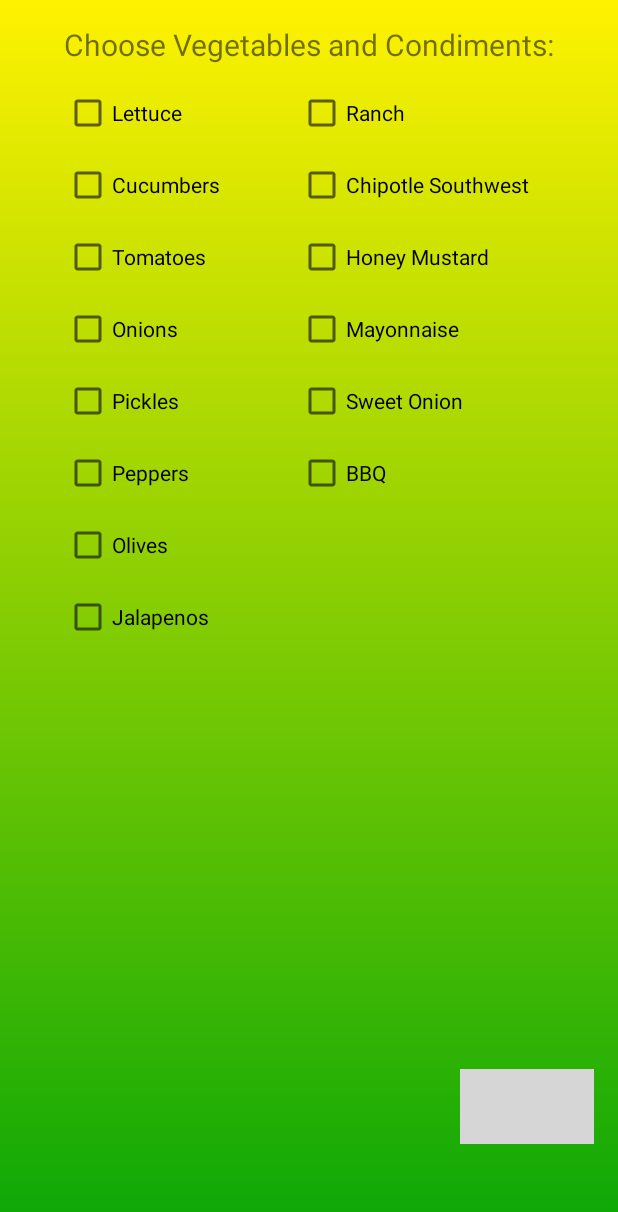
After one commit to suyashtewari/ToolboxTewari, an Android app: the CheckboxActivity screen opened directly, with no data from a screen before it, on a phone screen of 412 x 824 dp. The commit adds this screen. Shown: the top 1212 px of the screen. Run offline under Robolectric (Android 15) with nearby library versions, the phone set to English and light mode, and no system bars; grey boxes are pictures that could not be loaded.

Commit message:
almost done

```diff
--- a/app/src/main/AndroidManifest.xml
+++ b/app/src/main/AndroidManifest.xml
@@ -9,6 +9,8 @@
         android:roundIcon="@mipmap/ic_launcher_round"
         android:supportsRtl="true"
         android:theme="@style/AppTheme">
+        <activity android:name=".DisplayActivity"></activity>
+        <activity android:name=".CheckboxActivity" />
         <activity android:name=".MainActivity">
             <intent-filter>
                 <action android:name="android.intent.action.MAIN" />
--- /dev/null
+++ b/app/src/main/java/com/example/toolboxtewari/CheckboxActivity.java
@@ -0,0 +1,31 @@
+package com.example.toolboxtewari;
+
+import androidx.appcompat.app.AppCompatActivity;
+
+import android.content.Intent;
+import android.os.Bundle;
+import android.view.View;
+import android.widget.Button;
+import android.widget.ImageButton;
+
+public class CheckboxActivity extends AppCompatActivity {
+    ImageButton next2;
+
+    @Override
+    protected void onCreate(Bundle savedInstanceState) {
+        super.onCreate(savedInstanceState);
+        setContentView(R.layout.activity_checkbox);
+
+        next2 = (ImageButton) findViewById(R.id.next_two);
+
+        next2.setOnClickListener(new View.OnClickListener() {
+            @Override
+            public void onClick(View view) {
+                Intent intent = new Intent(CheckboxActivity.this, DisplayActivity.class);
+                startActivity(intent);
+            }
+        });
+
+
+    }
+}
--- /dev/null
+++ b/app/src/main/res/drawable/gradient_2.xml
@@ -0,0 +1,8 @@
+<?xml version="1.0" encoding="utf-8"?>
+<shape xmlns:android="http://schemas.android.com/apk/res/android">
+    <gradient
+        android:angle="270"
+        android:endColor="@color/subwayGreen"
+        android:startColor="@color/subwayYellow"
+        />
+</shape>
--- /dev/null
+++ b/app/src/main/res/layout/activity_checkbox.xml
@@ -0,0 +1,161 @@
+<?xml version="1.0" encoding="utf-8"?>
+<androidx.constraintlayout.widget.ConstraintLayout xmlns:android="http://schemas.android.com/apk/res/android"
+    xmlns:app="http://schemas.android.com/apk/res-auto"
+    xmlns:tools="http://schemas.android.com/tools"
+    android:layout_width="match_parent"
+    android:layout_height="match_parent"
+    android:background="@drawable/gradient_2"
+    tools:context=".CheckboxActivity">
+
+    <CheckBox
+        android:id="@+id/bbq"
+        android:layout_width="wrap_content"
+        android:layout_height="wrap_content"
+        android:layout_marginTop="@dimen/spacing"
+        android:text="@string/bbq"
+        app:layout_constraintStart_toStartOf="@+id/sweet"
+        app:layout_constraintTop_toBottomOf="@+id/sweet" />
+
+    <TextView
+        android:id="@+id/title2"
+        android:layout_width="wrap_content"
+        android:layout_height="wrap_content"
+        android:layout_marginTop="@dimen/spacing"
+        android:text="Choose Vegetables and Condiments:"
+        android:textSize="@dimen/subTextSize"
+        app:layout_constraintEnd_toEndOf="parent"
+        app:layout_constraintStart_toStartOf="parent"
+        app:layout_constraintTop_toTopOf="parent" />
+
+    <CheckBox
+        android:id="@+id/lettuce"
+        android:layout_width="wrap_content"
+        android:layout_height="wrap_content"
+        android:layout_marginTop="@dimen/spacing"
+        android:text="@string/lettuce"
+        app:layout_constraintStart_toStartOf="@+id/title2"
+        app:layout_constraintTop_toBottomOf="@+id/title2" />
+
+    <CheckBox
+        android:id="@+id/cucumber"
+        android:layout_width="wrap_content"
+        android:layout_height="wrap_content"
+        android:layout_marginTop="@dimen/spacing"
+        android:text="@string/cucumber"
+        app:layout_constraintStart_toStartOf="@+id/lettuce"
+        app:layout_constraintTop_toBottomOf="@+id/lettuce" />
+
+    <CheckBox
+        android:id="@+id/tomato"
+        android:layout_width="wrap_content"
+        android:layout_height="wrap_content"
+        android:layout_marginTop="@dimen/spacing"
+        android:text="@string/tomato"
+        app:layout_constraintStart_toStartOf="@+id/cucumber"
+        app:layout_constraintTop_toBottomOf="@+id/cucumber" />
+
+    <CheckBox
+        android:id="@+id/onion"
+        android:layout_width="wrap_content"
+        android:layout_height="wrap_content"
+        android:layout_marginTop="@dimen/spacing"
+        android:text="@string/onion"
+        app:layout_constraintStart_toStartOf="@+id/tomato"
+        app:layout_constraintTop_toBottomOf="@+id/tomato" />
+
+    <CheckBox
+        android:id="@+id/pickle"
+        android:layout_width="wrap_content"
+        android:layout_height="wrap_content"
+        android:layout_marginTop="@dimen/spacing"
+        android:text="@string/pickle"
+        app:layout_constraintStart_toStartOf="@+id/onion"
+        app:layout_constraintTop_toBottomOf="@+id/onion" />
+
+    <CheckBox
+        android:id="@+id/pepper"
+        android:layout_width="wrap_content"
+        android:layout_height="wrap_content"
+        android:layout_marginTop="@dimen/spacing"
+        android:text="@string/pepper"
+        app:layout_constraintStart_toStartOf="@+id/pickle"
+        app:layout_constraintTop_toBottomOf="@+id/pickle" />
+
+    <CheckBox
+        android:id="@+id/olive"
+        android:layout_width="wrap_content"
+        android:layout_height="wrap_content"
+        android:layout_marginTop="@dimen/spacing"
+        android:text="@string/olive"
+        app:layout_constraintStart_toStartOf="@+id/pepper"
+        app:layout_constraintTop_toBottomOf="@+id/pepper" />
+
+    <CheckBox
+        android:id="@+id/jalapeno"
+        android:layout_width="wrap_content"
+        android:layout_height="wrap_content"
+        android:layout_marginTop="@dimen/spacing"
+        android:text="@string/jalapeno"
+        app:layout_constraintStart_toStartOf="@+id/olive"
+        app:layout_constraintTop_toBottomOf="@+id/olive" />
+
+    <!-- condiments -->
+    <CheckBox
+        android:id="@+id/ranch"
+        android:layout_width="wrap_content"
+        android:layout_height="wrap_content"
+        android:layout_marginTop="@dimen/spacing"
+        android:layout_marginEnd="100dp"
+        android:text="@string/ranch"
+        app:layout_constraintEnd_toEndOf="@+id/title2"
+        app:layout_constraintTop_toBottomOf="@+id/title2" />
+
+    <CheckBox
+        android:id="@+id/chipotle"
+        android:layout_width="wrap_content"
+        android:layout_height="wrap_content"
+        android:layout_marginTop="@dimen/spacing"
+        android:text="@string/chipotle"
+        app:layout_constraintStart_toStartOf="@+id/ranch"
+        app:layout_constraintTop_toBottomOf="@+id/ranch" />
+
+    <CheckBox
+        android:id="@+id/honey"
+        android:layout_width="wrap_content"
+        android:layout_height="wrap_content"
+        android:layout_marginTop="@dimen/spacing"
+        android:text="@string/honey"
+        app:layout_constraintStart_toStartOf="@+id/chipotle"
+        app:layout_constraintTop_toBottomOf="@+id/chipotle" />
+
+    <CheckBox
+        android:id="@+id/mayo"
+        android:layout_width="wrap_content"
+        android:layout_height="wrap_content"
+        android:layout_marginTop="@dimen/spacing"
+        android:text="@string/mayo"
+        app:layout_constraintStart_toStartOf="@+id/honey"
+        app:layout_constraintTop_toBottomOf="@+id/honey" />
+
+    <CheckBox
+        android:id="@+id/sweet"
+        android:layout_width="wrap_content"
+        android:layout_height="wrap_content"
+        android:layout_marginTop="@dimen/spacing"
+        android:text="@string/sweet"
+        app:layout_constraintStart_toStartOf="@+id/mayo"
+        app:layout_constraintTop_toBottomOf="@+id/mayo" />
+
+    <ImageButton
+        android:id="@+id/next_two"
+        android:layout_width="89dp"
+        android:layout_height="50dp"
+        android:layout_marginTop="623dp"
+        android:layout_marginEnd="@dimen/spacing"
+        android:layout_marginBottom="@dimen/spacing"
+        app:layout_constraintBottom_toBottomOf="parent"
+        app:layout_constraintEnd_toEndOf="parent"
+        app:layout_constraintTop_toBottomOf="@+id/title2"
+        app:srcCompat="@drawable/next_image" />
+
+</androidx.constraintlayout.widget.ConstraintLayout>
--- a/app/src/main/res/values/colors.xml
+++ b/app/src/main/res/values/colors.xml
@@ -3,4 +3,8 @@
     <color name="colorPrimary">#008577</color>
     <color name="colorPrimaryDark">#00574B</color>
     <color name="colorAccent">#D81B60</color>
+
+    <color name="subwayGreen">#0AA706</color>
+    <color name="subwayYellow">#fff200</color>
+
 </resources>
--- a/app/src/main/res/values/strings.xml
+++ b/app/src/main/res/values/strings.xml
@@ -6,6 +6,21 @@
     <string name="honey_oat">9-Grain Honey Oat</string>
     <string name="italian">Italian</string>
     <string name="flat_bread">Flat Bread</string>
+    <string name="lettuce">Lettuce</string>
+    <string name="cucumber">Cucumbers</string>
+    <string name="tomato">Tomatoes</string>
+    <string name="onion">Onions</string>
+    <string name="pickle">Pickles</string>
+    <string name="pepper">Peppers</string>
+    <string name="olive">Olives</string>
+    <string name="jalapeno">Jalapenos</string>
+
+    <string name="ranch">Ranch</string>
+    <string name="chipotle">Chipotle Southwest</string>
+    <string name="honey">Honey Mustard</string>
+    <string name="mayo">Mayonnaise</string>
+    <string name="sweet">Sweet Onion</string>
+    <string name="bbq">BBQ</string>
 
     <string-array name="sandwichChoices">
         <item>Ham</item>
```
Also changed, not shown: app/src/main/java/com/example/toolboxtewari/DisplayActivity.java (added, +22 -0 lines), app/src/main/java/com/example/toolboxtewari/MainActivity.java (+32 -2 lines), app/src/main/res/drawable/gradient_1.xml (added, +8 -0 lines), app/src/main/res/drawable/gradient_list.xml (added, +9 -0 lines), app/src/main/res/layout/activity_display.xml (added, +21 -0 lines), app/src/main/res/layout/activity_main.xml (+16 -12 lines).
